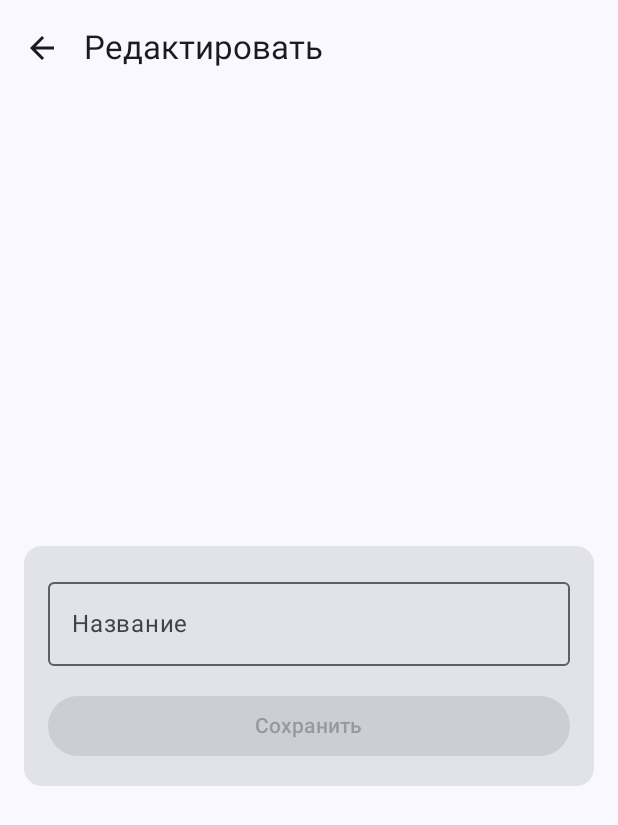
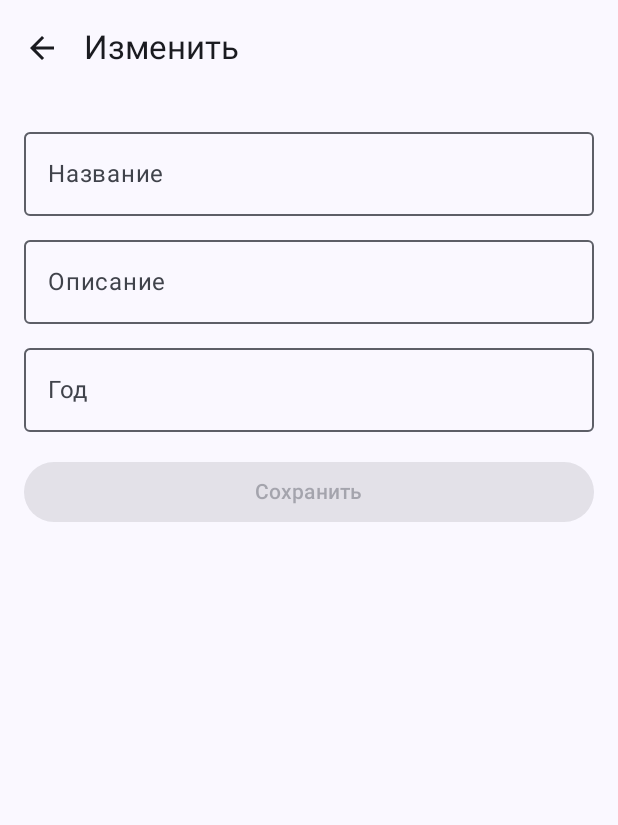
Before and after one commit to akukina65/emamenmobil, an Android app built with Jetpack Compose: the composable EditProductScreen shown on its own in the app's theme, on a phone screen of 412 x 824 dp. Shown: the top 825 px of the screen. Run offline under Robolectric (Android 15) with nearby library versions, the phone set to English and light mode, and no system bars; our stand-ins replace Dagger/Hilt's generated code.

Commit message:
Добавление

```diff
--- a/app/src/main/java/com/example/exam3/data/dto/ProductDto.kt
+++ b/app/src/main/java/com/example/exam3/data/dto/ProductDto.kt
@@ -2,5 +2,7 @@ package com.example.exam3.data.dto
 
 data class ProductDto(
     val id: String? = null,
-    val name: String? = null
+    val name: String? = null,
+    val decription:String? = null,
+    val year:Int? = null
 )
--- a/app/src/main/java/com/example/exam3/data/remote/ProductsApi.kt
+++ b/app/src/main/java/com/example/exam3/data/remote/ProductsApi.kt
@@ -4,6 +4,7 @@ import com.example.exam3.data.dto.ProductDto
 
 import retrofit2.Response
 import retrofit2.http.Body
+import retrofit2.http.DELETE
 import retrofit2.http.GET
 import retrofit2.http.Header
 import retrofit2.http.Headers
@@ -27,4 +28,9 @@ interface ProductsApi {
         @Query("id") id: String, // Для Supabase: eq.{id}
         @Body product: Map<String, String>
     ): Response<Void>
+
+    @DELETE("rest/v1/product")  // Добавляем удаление
+    suspend fun deleteProduct(
+        @Query("id") id: String
+    ): Response<Void>
 }
--- a/app/src/main/java/com/example/exam3/domain/model/Product.kt
+++ b/app/src/main/java/com/example/exam3/domain/model/Product.kt
@@ -2,5 +2,7 @@ package com.example.exam3.domain.model
 
 data class Product(
     val id: String,
-    val name: String
+    val name: String,
+    val decription:String,
+    val year:Int
 )
--- a/app/src/main/java/com/example/exam3/domain/repository/ProductsRepository.kt
+++ b/app/src/main/java/com/example/exam3/domain/repository/ProductsRepository.kt
@@ -8,9 +8,18 @@ interface ProductsRepository {
     suspend fun getProducts(): AuthResult<List<Product>>
 
 
-    suspend fun createProduct(name: String): AuthResult<Product>  // Добавили
+    suspend fun createProduct(
+        name: String,
+        description: String,
+        year: Int
+    ): AuthResult<Product>
 
-    suspend fun updateProduct(id: String, name: String): AuthResult<Product> // Добавьте
+    suspend fun updateProduct(
+        id: String,
+        name: String,
+        description: String,
+        year: Int
+    ): AuthResult<Product>
 
-
+    suspend fun deleteProduct(id: String): AuthResult<Unit>  // Добавляем удаление
 }
--- a/app/src/main/java/com/example/exam3/domain/usecase/UpdateProductUseCase.kt
+++ b/app/src/main/java/com/example/exam3/domain/usecase/UpdateProductUseCase.kt
@@ -8,7 +8,12 @@ import javax.inject.Inject
 class UpdateProductUseCase @Inject constructor(
     private val repository: ProductsRepository
 ) {
-    suspend operator fun invoke(id: String, name: String): AuthResult<Product> {
-        return repository.updateProduct(id, name)
+    suspend operator fun invoke(
+        id: String,
+        name: String,
+        description: String,
+        year: Int
+    ): AuthResult<Product> {
+        return repository.updateProduct(id, name, description, year)
     }
 }
--- a/app/src/main/java/com/example/exam3/presentation/screens/EditProductScreen.kt
+++ b/app/src/main/java/com/example/exam3/presentation/screens/EditProductScreen.kt
@@ -2,12 +2,16 @@
 package com.example.exam3.presentation.screens
 
 import androidx.compose.foundation.layout.*
+import androidx.compose.foundation.rememberScrollState
+import androidx.compose.foundation.text.KeyboardOptions
+import androidx.compose.foundation.verticalScroll
 import androidx.compose.material.icons.Icons
 import androidx.compose.material.icons.filled.ArrowBack
 import androidx.compose.material3.*
 import androidx.compose.runtime.*
 import androidx.compose.ui.Alignment
 import androidx.compose.ui.Modifier
+import androidx.compose.ui.text.input.KeyboardType
 import androidx.compose.ui.unit.dp
 import androidx.hilt.navigation.compose.hiltViewModel
 import androidx.navigation.NavController
@@ -19,13 +23,14 @@ import kotlinx.coroutines.delay
 fun EditProductScreen(navController: NavController) {
     val viewModel = hiltViewModel<EditProductViewModel>()
     val productName by viewModel.productName
+    val description by viewModel.description
+    val year by viewModel.year
     val error by viewModel.error
     val isLoading by viewModel.isLoading
     val isSuccess by viewModel.isSuccess
 
     LaunchedEffect(isSuccess) {
         if (isSuccess) {
-            delay(1000)
             navController.popBackStack()
         }
     }
@@ -33,7 +38,7 @@ fun EditProductScreen(navController: NavController) {
     Scaffold(
         topBar = {
             TopAppBar(
-                title = { Text("Редактировать") },
+                title = { Text("Изменить") },
                 navigationIcon = {
                     IconButton(onClick = { navController.popBackStack() }) {
                         Icon(Icons.Default.ArrowBack, "Назад")
@@ -47,17 +52,35 @@ fun EditProductScreen(navController: NavController) {
                 .fillMaxSize()
                 .padding(padding)
                 .padding(16.dp),
-            verticalArrangement = Arrangement.Center
+            verticalArrangement = Arrangement.Top
         ) {
-            Card(Modifier.fillMaxWidth()) {
-                Column(Modifier.padding(16.dp)) {
             OutlinedTextField(
                 value = productName,
                 onValueChange = { viewModel.updateName(it) },
                 modifier = Modifier.fillMaxWidth(),
                 label = { Text("Название") },
+                singleLine = true
+            )
+
+            Spacer(Modifier.height(8.dp))
+
+            OutlinedTextField(
+                value = description,
+                onValueChange = { viewModel.updateDescription(it) },
+                modifier = Modifier.fillMaxWidth(),
+                label = { Text("Описание") },
+                singleLine = true
+            )
+
+            Spacer(Modifier.height(8.dp))
+
+            OutlinedTextField(
+                value = year,
+                onValueChange = { viewModel.updateYear(it) },
+                modifier = Modifier.fillMaxWidth(),
+                label = { Text("Год") },
                 singleLine = true,
-                        isError = error != null
+                keyboardOptions = KeyboardOptions(keyboardType = KeyboardType.Number)
             )
 
             if (error != null) {
@@ -66,10 +89,11 @@ fun EditProductScreen(navController: NavController) {
             }
 
             Spacer(Modifier.height(16.dp))
+
             Button(
                 onClick = { viewModel.updateProduct() },
                 modifier = Modifier.fillMaxWidth(),
-                        enabled = !isLoading && productName.isNotBlank()
+                enabled = !isLoading && productName.isNotBlank() && description.isNotBlank()
             ) {
                 if (isLoading) {
                     CircularProgressIndicator(Modifier.size(20.dp))
@@ -77,13 +101,6 @@ fun EditProductScreen(navController: NavController) {
                     Text("Сохранить")
                 }
             }
-
-                    if (isSuccess) {
-                        Spacer(Modifier.height(16.dp))
-                        Text("✓ Сохранено!", color = MaterialTheme.colorScheme.primary)
         }
     }
 }
-        }
-    }
-}
--- a/app/src/main/java/com/example/exam3/presentation/screens/navigate.kt
+++ b/app/src/main/java/com/example/exam3/presentation/screens/navigate.kt
@@ -26,6 +26,8 @@ fun navigate()
         composable("createProduct") {
             CreateProductScreen(navController)
         }
-        composable("editProduct/{id}/{name}") { EditProductScreen(navController) }
+        composable("editProduct/{id}/{name}/{description}/{year}") { backStackEntry ->
+            EditProductScreen(navController)
+        }
     }
 }
--- a/app/src/main/java/com/example/exam3/presentation/viewmodel/EditProductViewModel.kt
+++ b/app/src/main/java/com/example/exam3/presentation/viewmodel/EditProductViewModel.kt
@@ -1,4 +1,3 @@
-// EditProductViewModel.kt
 package com.example.exam3.presentation.viewmodel
 
 import androidx.compose.runtime.State
@@ -19,10 +18,20 @@ class EditProductViewModel @Inject constructor(
 ) : ViewModel() {
 
     private val productId = savedStateHandle.get<String>("id") ?: ""
-    private val initialName = savedStateHandle.get<String>("name") ?: ""
 
-    private val _productName = mutableStateOf(initialName)
+    // Получаем параметры как строки
+    private val productNameParam = savedStateHandle.get<String>("name") ?: ""
+    private val descriptionParam = savedStateHandle.get<String>("description") ?: ""
+    private val yearParam = savedStateHandle.get<String>("year") ?: ""
+
+    private val _productName = mutableStateOf(productNameParam)
     val productName: State<String> = _productName
+
+    private val _description = mutableStateOf(descriptionParam)
+    val description: State<String> = _description
+
+    private val _year = mutableStateOf(yearParam)
+    val year: State<String> = _year
 
     private val _error = mutableStateOf<String?>(null)
     val error: State<String?> = _error
@@ -38,9 +47,36 @@ class EditProductViewModel @Inject constructor(
         if (_error.value != null) _error.value = null
     }
 
+    fun updateDescription(description: String) {
+        _description.value = description
+        if (_error.value != null) _error.value = null
+    }
+
+    fun updateYear(year: String) {
+        _year.value = year
+        if (_error.value != null) _error.value = null
+    }
+
     fun updateProduct() {
         if (_productName.value.isBlank()) {
             _error.value = "Введите название"
+            return
+        }
+
+        if (_description.value.isBlank()) {
+            _error.value = "Введите описание"
+            return
+        }
+
+        if (_year.value.isBlank()) {
+            _error.value = "Введите год"
+            return
+        }
+
+        val yearInt = try {
+            _year.value.toInt()
+        } catch (e: NumberFormatException) {
+            _error.value = "Введите корректный год"
             return
         }
 
@@ -49,7 +85,12 @@ class EditProductViewModel @Inject constructor(
         _isSuccess.value = false
 
         viewModelScope.launch {
-            when (val result = updateProductUseCase(productId, _productName.value)) {
+            when (val result = updateProductUseCase(
+                id = productId,
+                name = _productName.value,
+                description = _description.value,
+                year = yearInt
+            )) {
                 is AuthResult.Success -> {
                     _isSuccess.value = true
                 }
```
Also changed, not shown: app/src/main/java/com/example/exam3/data/repository/ProductsRepositoryImpl.kt (+63 -24 lines), app/src/main/java/com/example/exam3/di/AuthNodule.kt (+8 -0 lines), app/src/main/java/com/example/exam3/domain/usecase/CreateProductUseCase.kt (+6 -2 lines), app/src/main/java/com/example/exam3/domain/usecase/DeleteProductUseCase.kt (added, +13 -0 lines), app/src/main/java/com/example/exam3/presentation/screens/CreateProductScreen.kt (+36 -40 lines), app/src/main/java/com/example/exam3/presentation/screens/DeleteConfirmationDialog.kt (added, +36 -0 lines), app/src/main/java/com/example/exam3/presentation/screens/MainScreen.kt (+77 -58 lines), app/src/main/java/com/example/exam3/presentation/viewmodel/CreateProductViewModel.kt (+38 -8 lines), app/src/main/java/com/example/exam3/presentation/viewmodel/ProductsViewModel.kt (+51 -40 lines). Lines whose indentation alone changed are shown as unchanged.
